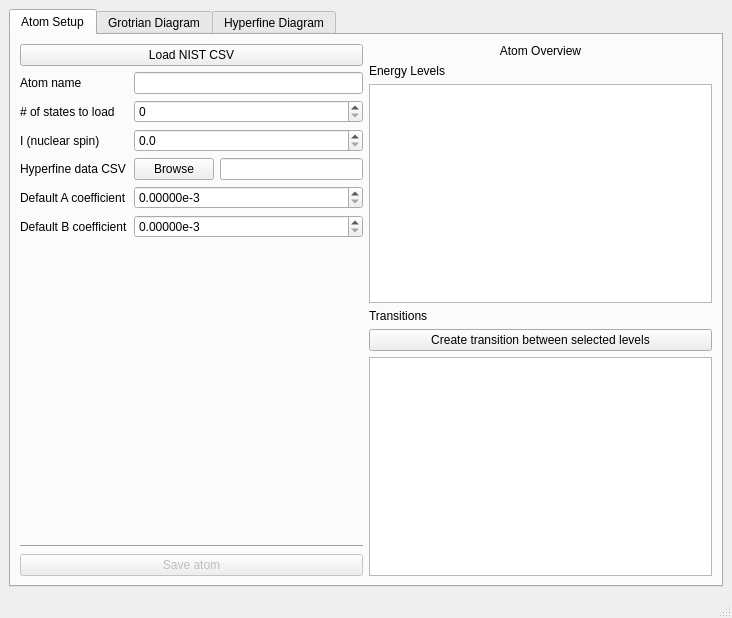
thomasdellaert/Atom_Lines_Tool, file ui/mainwindow.ui: the form before one commit.
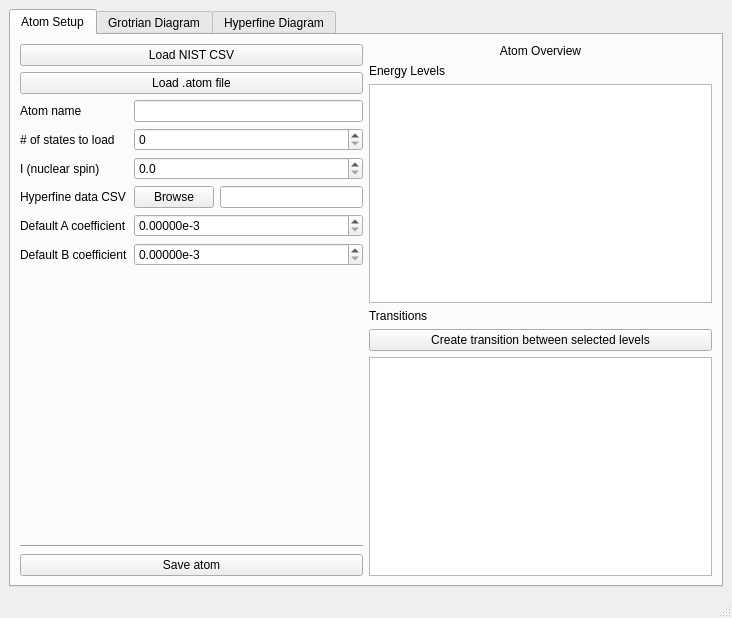
The form after the commit.

Commit message: loading from a .atom file in the UI now works

```diff
--- a/ui/mainwindow.ui
+++ b/ui/mainwindow.ui
@@ -39,6 +39,13 @@
               </property>
              </widget>
             </item>
+            <item>
+             <widget class="QPushButton" name="loadAtomButton">
+              <property name="text">
+               <string>Load .atom file</string>
+              </property>
+             </widget>
+            </item>
             <item>
              <layout class="QFormLayout" name="formLayout">
               <item row="0" column="0">
@@ -64,6 +71,9 @@
               </item>
               <item row="0" column="1">
                <widget class="QLineEdit" name="atomNameField">
+                <property name="text">
+                 <string/>
+                </property>
                 <property name="clearButtonEnabled">
                  <bool>false</bool>
                 </property>
@@ -156,7 +166,7 @@
             <item>
              <widget class="QPushButton" name="saveButton">
               <property name="enabled">
-               <bool>false</bool>
+               <bool>true</bool>
               </property>
               <property name="text">
                <string>Save atom</string>
```
The commit also changes 2 other files.
